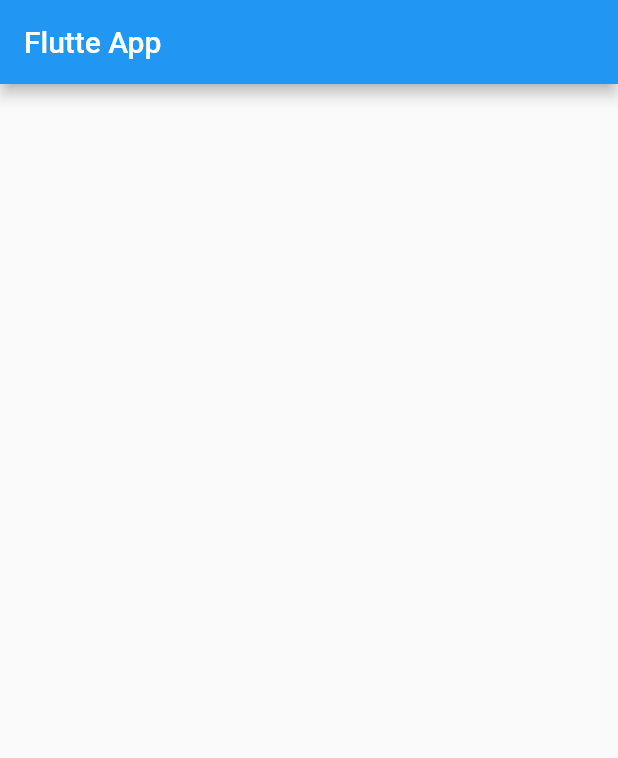
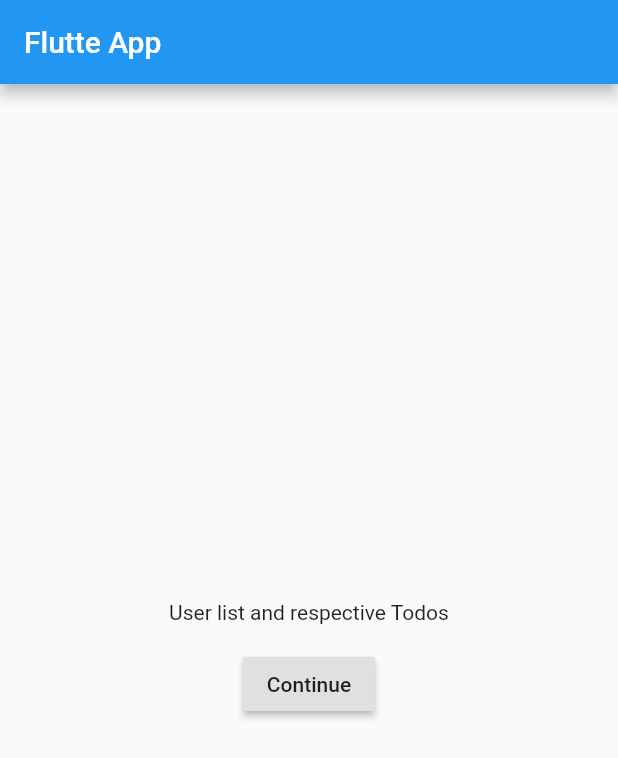
Before and after one commit to ekoRemDev/flutter-scoped-model-and-listview-example, a Flutter app: the screen it shows after launch, on a phone screen of 412 x 824 dp. Shown: the top 758 px of the screen. Run offline on Flutter 3.47's test engine with Material 2 defaults, Android fonts, the phone set to English and light mode, and no system bars.

Commit message:
add user and todo pages

```diff
--- a/lib/main.dart
+++ b/lib/main.dart
@@ -1,6 +1,7 @@
 import 'package:flutter/material.dart';
 import 'package:scoped_model/scoped_model.dart';
 import 'package:flutter_scoped_model_and_listview_example/scoped-models/main.dart';
+import 'package:flutter_scoped_model_and_listview_example/pages/home.dart';
 
 void main() => runApp(MyApp());
 
@@ -14,11 +15,7 @@ class MyApp extends StatelessWidget {
         theme: ThemeData(
           primarySwatch: Colors.blue,
         ),
-        home: Scaffold(
-          appBar: AppBar(
-            title: Text('Flutte App'),
-          ),
-        ),
+        home: HomePage(),
       ),
     );
   }
--- /dev/null
+++ b/lib/pages/home.dart
@@ -0,0 +1,31 @@
+import 'package:flutter/material.dart';
+import './users.dart';
+
+class HomePage extends StatelessWidget {
+  @override
+  Widget build(BuildContext context) {
+    return Scaffold(
+      appBar: AppBar(
+        title: Text('Flutte App'),
+      ),
+      body: Center(
+        child: Column(
+          mainAxisAlignment: MainAxisAlignment.center,
+          children: <Widget>[
+            Text('User list and respective Todos'),
+            SizedBox(height: 16.0),
+            RaisedButton(
+              child: Text('Continue'),
+              onPressed: () {
+                Route route = MaterialPageRoute(
+                  builder: (context) => UsersPage(),
+                );
+                Navigator.pushReplacement(context, route);
+              },
+            ),
+          ],
+        ),
+      ),
+    );
+  }
+}
```
Also changed, not shown: lib/pages/todos.dart (added, +73 -0 lines), lib/pages/users.dart (+50 -0 lines).
